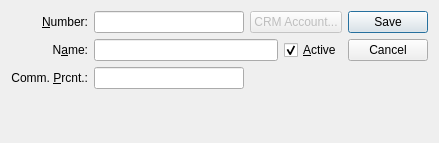
knowhow/xtuple, file guiclient/salesRep.ui: the form before one commit.
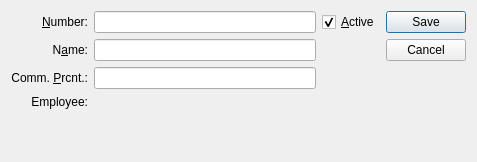
The form after the commit. Custom widgets are drawn as their Qt base class.

Patch:
```diff
--- a/guiclient/salesRep.ui
+++ b/guiclient/salesRep.ui
@@ -13,24 +13,18 @@
    <rect>
     <x>0</x>
     <y>0</y>
-    <width>439</width>
-    <height>143</height>
+    <width>477</width>
+    <height>162</height>
    </rect>
   </property>
   <property name="windowTitle">
    <string>Sales Representative</string>
   </property>
   <layout class="QGridLayout" name="gridLayout_2">
-   <item row="0" column="4" rowspan="4">
-    <widget class="QDialogButtonBox" name="_buttonBox">
-     <property name="orientation">
-      <enum>Qt::Vertical</enum>
-     </property>
-     <property name="standardButtons">
-      <set>QDialogButtonBox::Cancel|QDialogButtonBox::Save</set>
-     </property>
-    </widget>
-   </item>
+   <item row="0" column="0">
+    <layout class="QVBoxLayout" name="verticalLayout">
+     <item>
+      <layout class="QGridLayout" name="gridLayout">
    <item row="0" column="0">
     <widget class="QLabel" name="_numberLit">
      <property name="text">
@@ -44,6 +38,19 @@
      </property>
     </widget>
    </item>
+       <item row="0" column="1">
+        <widget class="XLineEdit" name="_number"/>
+       </item>
+       <item row="0" column="2">
+        <widget class="QCheckBox" name="_active">
+         <property name="text">
+          <string>&amp;Active</string>
+         </property>
+         <property name="checked">
+          <bool>true</bool>
+         </property>
+        </widget>
+       </item>
    <item row="1" column="0">
     <widget class="QLabel" name="_nameLit">
      <property name="text">
@@ -57,6 +64,9 @@
      </property>
     </widget>
    </item>
+       <item row="1" column="1">
+        <widget class="XLineEdit" name="_name"/>
+       </item>
    <item row="2" column="0">
     <widget class="QLabel" name="_commPrcntLit">
      <property name="text">
@@ -70,25 +80,6 @@
      </property>
     </widget>
    </item>
-   <item row="3" column="0">
-    <spacer name="verticalSpacer">
-     <property name="orientation">
-      <enum>Qt::Vertical</enum>
-     </property>
-     <property name="sizeHint" stdset="0">
-      <size>
-       <width>20</width>
-       <height>40</height>
-      </size>
-     </property>
-    </spacer>
-   </item>
-   <item row="0" column="1">
-    <widget class="XLineEdit" name="_number"/>
-   </item>
-   <item row="1" column="1" colspan="2">
-    <widget class="XLineEdit" name="_name"/>
-   </item>
    <item row="2" column="1">
     <widget class="XLineEdit" name="_commPrcnt">
      <property name="sizePolicy">
@@ -102,23 +93,49 @@
      </property>
     </widget>
    </item>
-   <item row="0" column="2" colspan="2">
-    <widget class="QPushButton" name="_crmaccountButton">
-     <property name="enabled">
-      <bool>false</bool>
-     </property>
+       <item row="3" column="0">
+        <widget class="QLabel" name="_employeeLit">
      <property name="text">
-      <string>CRM Account...</string>
+          <string>Employee:</string>
+         </property>
+         <property name="alignment">
+          <set>Qt::AlignRight|Qt::AlignTrailing|Qt::AlignVCenter</set>
+         </property>
+         <property name="buddy">
+          <cstring>_employee</cstring>
      </property>
     </widget>
    </item>
-   <item row="1" column="3">
-    <widget class="QCheckBox" name="_active">
-     <property name="text">
-      <string>&amp;Active</string>
-     </property>
-     <property name="checked">
-      <bool>true</bool>
+       <item row="3" column="1" colspan="2">
+        <widget class="EmpCluster" name="_employee"/>
+       </item>
+      </layout>
+     </item>
+     <item>
+      <spacer>
+       <property name="orientation">
+        <enum>Qt::Vertical</enum>
+       </property>
+       <property name="sizeType">
+        <enum>QSizePolicy::Expanding</enum>
+       </property>
+       <property name="sizeHint" stdset="0">
+        <size>
+         <width>10</width>
+         <height>0</height>
+        </size>
+       </property>
+      </spacer>
+     </item>
+    </layout>
+   </item>
+   <item row="0" column="1">
+    <widget class="QDialogButtonBox" name="_buttonBox">
+     <property name="orientation">
+      <enum>Qt::Vertical</enum>
+     </property>
+     <property name="standardButtons">
+      <set>QDialogButtonBox::Cancel|QDialogButtonBox::Save</set>
      </property>
     </widget>
    </item>
@@ -127,6 +144,11 @@
  <layoutdefault spacing="6" margin="11"/>
  <pixmapfunction>qPixmapFromMimeSource</pixmapfunction>
  <customwidgets>
+  <customwidget>
+   <class>EmpCluster</class>
+   <extends>QWidget</extends>
+   <header>empcluster.h</header>
+  </customwidget>
   <customwidget>
    <class>XLineEdit</class>
    <extends>QLineEdit</extends>
```
Left out of the diff: 13 changed lines with no effect on the pictures. Lines whose indentation alone changed are shown as unchanged.
